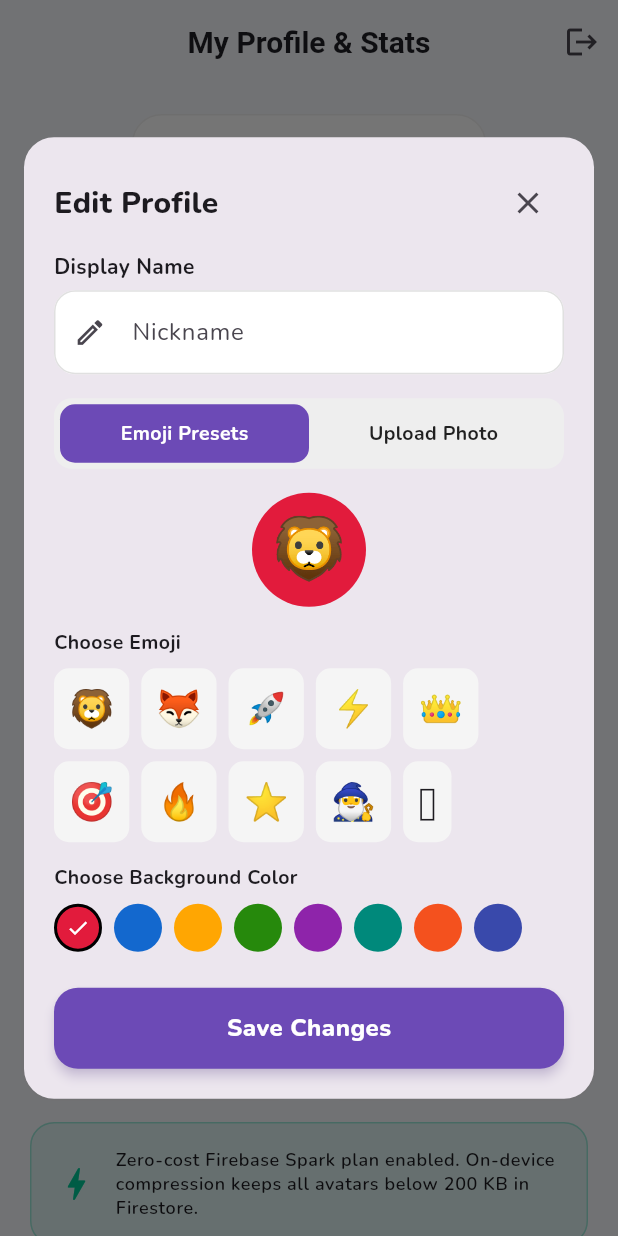
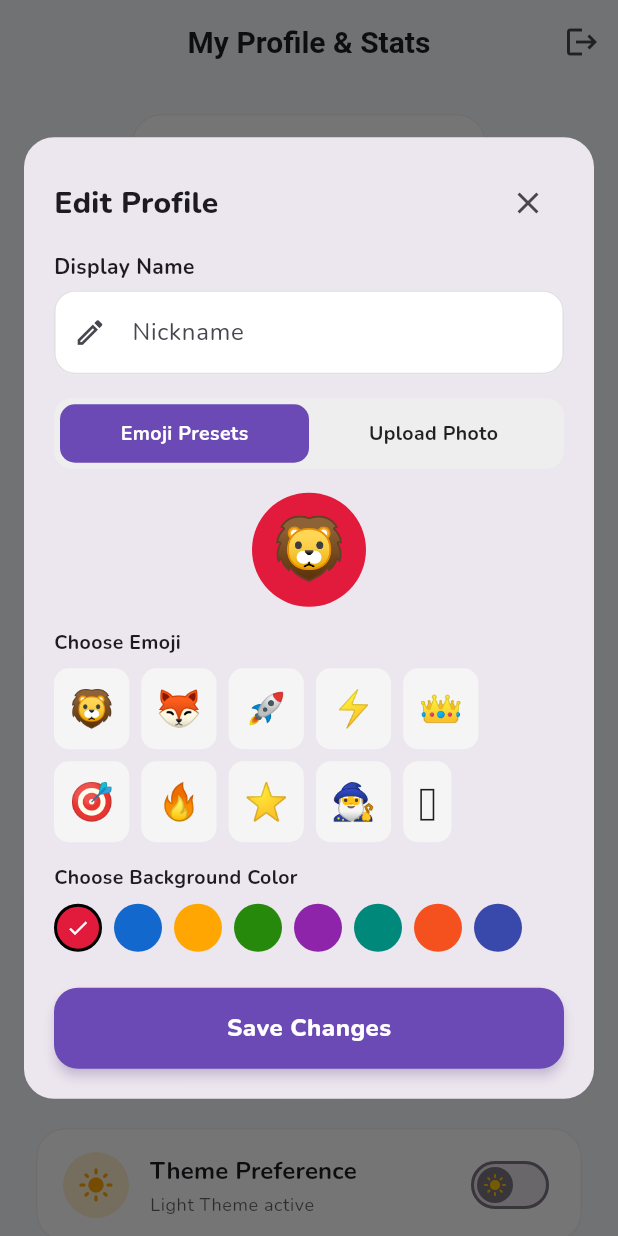
Before and after one commit to exocross-tech/EC-QUIZ, a Flutter app: the ProfileScreen screen opened by its route, after a tap on "Edit Persona / Photo", on a phone screen of 412 x 824 dp. Run offline on Flutter 3.47's test engine with Material 3 defaults, Android fonts, the phone set to English and light mode, and no system bars; our stand-ins replace cloud_firestore, firebase_auth, firebase_core, flutter_riverpod, go_router, google_fonts and 3 more; accounts and stored records are empty.

Commit message:
feat: eliminate duplicate navbars, add profile theme toggle, and default to light mode

```diff
--- /dev/null
+++ b/lib/core/theme/theme_controller.dart
@@ -0,0 +1,49 @@
+import 'package:flutter/material.dart';
+import 'package:flutter_riverpod/flutter_riverpod.dart';
+import 'package:shared_preferences/shared_preferences.dart';
+
+const String _kThemePreferenceKey = 'user_theme_mode';
+
+class ThemeController extends Notifier<ThemeMode> {
+  @override
+  ThemeMode build() {
+    // Default to Light mode on all devices
+    _loadPersistedTheme();
+    return ThemeMode.light;
+  }
+
+  Future<void> _loadPersistedTheme() async {
+    try {
+      final prefs = await SharedPreferences.getInstance();
+      final savedMode = prefs.getString(_kThemePreferenceKey);
+      if (savedMode == 'dark') {
+        state = ThemeMode.dark;
+      } else if (savedMode == 'light') {
+        state = ThemeMode.light;
+      }
+      // If null, state stays ThemeMode.light by default
+    } catch (_) {
+      // In tests or if storage is unavailable, default remains ThemeMode.light
+    }
+  }
+
+  Future<void> setThemeMode(ThemeMode mode) async {
+    if (state == mode) return;
+    state = mode;
+    try {
+      final prefs = await SharedPreferences.getInstance();
+      await prefs.setString(
+        _kThemePreferenceKey,
+        mode == ThemeMode.dark ? 'dark' : 'light',
+      );
+    } catch (_) {}
+  }
+
+  Future<void> toggleTheme() async {
+    final nextMode = state == ThemeMode.dark ? ThemeMode.light : ThemeMode.dark;
+    await setThemeMode(nextMode);
+  }
+}
+
+final themeModeControllerProvider =
+    NotifierProvider<ThemeController, ThemeMode>(ThemeController.new);
--- a/lib/features/contest/presentation/host_lobby_screen.dart
+++ b/lib/features/contest/presentation/host_lobby_screen.dart
@@ -25,6 +25,12 @@ class HostLobbyScreen extends ConsumerWidget {
     final contestAsync = ref.watch(contestStreamProvider(contestId));
     final participantsAsync = ref.watch(participantsStreamProvider(contestId));
     final hostController = ref.read(hostContestControllerProvider.notifier);
+
+    // If game has started, return HostGameScreen directly (single navbar, no nested Scaffold)
+    final contest = contestAsync.asData?.value;
+    if (contest != null && contest.status == ContestStatus.inProgress) {
+      return HostGameScreen(contestId: contestId);
+    }
 
     return Scaffold(
       appBar: AppBar(
--- a/lib/features/contest/presentation/player_game_screen.dart
+++ b/lib/features/contest/presentation/player_game_screen.dart
@@ -92,6 +92,7 @@ class _PlayerGameScreenState extends ConsumerState<PlayerGameScreen> {
 
     return Scaffold(
       appBar: AppBar(
+        automaticallyImplyLeading: false,
         title: Text(
           contestAsync.asData?.value?.quizTitle ?? 'Live Contest',
           style: const TextStyle(fontWeight: FontWeight.bold, fontSize: 18),
--- a/lib/features/contest/presentation/player_lobby_screen.dart
+++ b/lib/features/contest/presentation/player_lobby_screen.dart
@@ -32,6 +32,12 @@ class _PlayerLobbyScreenState extends ConsumerState<PlayerLobbyScreen> {
     final profile = ref.watch(currentUserProfileProvider).asData?.value;
     final contestAsync = ref.watch(contestStreamProvider(widget.contestId));
     final participantsAsync = ref.watch(participantsStreamProvider(widget.contestId));
+
+    // If game has started, return PlayerGameScreen directly (single navbar, no nested Scaffold)
+    final contest = contestAsync.asData?.value;
+    if (contest != null && (contest.status == ContestStatus.inProgress || contest.stage == ContestStage.podium)) {
+      return PlayerGameScreen(contestId: widget.contestId);
+    }
 
     return Scaffold(
       appBar: AppBar(
--- a/lib/features/profile/presentation/profile_screen.dart
+++ b/lib/features/profile/presentation/profile_screen.dart
@@ -4,6 +4,7 @@ import '../../../core/constants/app_colors.dart';
 import '../../../core/widgets/avatar_display.dart';
 import '../../../core/widgets/custom_button.dart';
 import '../../auth/presentation/auth_controller.dart';
+import '../../../core/theme/theme_controller.dart';
 import 'edit_profile_dialog.dart';
 
 class ProfileScreen extends ConsumerWidget {
@@ -37,6 +38,8 @@ class ProfileScreen extends ConsumerWidget {
   Widget build(BuildContext context, WidgetRef ref) {
     final profileAsync = ref.watch(currentUserProfileProvider);
     final theme = Theme.of(context);
+    final currentThemeMode = ref.watch(themeModeControllerProvider);
+    final isDarkMode = currentThemeMode == ThemeMode.dark;
 
     return Scaffold(
       appBar: AppBar(
@@ -185,28 +188,70 @@ class ProfileScreen extends ConsumerWidget {
                 ),
                 const SizedBox(height: 24),
 
-                // Cloud Storage & Spark Plan Note
-                Container(
-                  padding: const EdgeInsets.all(16),
-                  decoration: BoxDecoration(
-                    color: AppColors.accent.withValues(alpha: 0.1),
-                    borderRadius: BorderRadius.circular(16),
-                    border: Border.all(color: AppColors.accent.withValues(alpha: 0.3)),
+                // Theme Preference Card
+                Card(
+                  elevation: 0,
+                  color: theme.colorScheme.surface,
+                  shape: RoundedRectangleBorder(
+                    borderRadius: BorderRadius.circular(20),
+                    side: BorderSide(color: Colors.grey.withValues(alpha: 0.15)),
                   ),
-                  child: Row(
-                    children: [
-                      const Icon(Icons.bolt, color: AppColors.accent, size: 28),
-                      const SizedBox(width: 12),
-                      Expanded(
-                        child: Text(
-                          'Zero-cost Firebase Spark plan enabled. On-device compression keeps all avatars below 200 KB in Firestore.',
-                          style: theme.textTheme.bodySmall?.copyWith(
-                            color: theme.textTheme.bodyMedium?.color,
-                            fontWeight: FontWeight.w600,
+                  child: Padding(
+                    padding: const EdgeInsets.symmetric(horizontal: 18, vertical: 14),
+                    child: Row(
+                      children: [
+                        Container(
+                          padding: const EdgeInsets.all(10),
+                          decoration: BoxDecoration(
+                            color: isDarkMode
+                                ? AppColors.primary.withValues(alpha: 0.2)
+                                : AppColors.gameYellow.withValues(alpha: 0.2),
+                            shape: BoxShape.circle,
+                          ),
+                          child: Icon(
+                            isDarkMode ? Icons.dark_mode : Icons.light_mode,
+                            color: isDarkMode ? AppColors.primaryContainer : AppColors.gameYellow,
+                            size: 24,
                           ),
                         ),
-                      ),
-                    ],
+                        const SizedBox(width: 14),
+                        Expanded(
+                          child: Column(
+                            crossAxisAlignment: CrossAxisAlignment.start,
+                            children: [
+                              Text(
+                                'Theme Preference',
+                                style: theme.textTheme.titleMedium?.copyWith(
+                                  fontWeight: FontWeight.bold,
+                                ),
+                              ),
+                              const SizedBox(height: 2),
+                              Text(
+                                isDarkMode ? 'Dark Theme active' : 'Light Theme active',
+                                style: theme.textTheme.bodySmall?.copyWith(
+                                  color: theme.textTheme.bodySmall?.color?.withValues(alpha: 0.7),
+                                ),
+                              ),
+                            ],
+                          ),
+                        ),
+                        Switch(
+                          value: isDarkMode,
+                          activeTrackColor: AppColors.primary,
+                          thumbIcon: WidgetStateProperty.resolveWith<Icon?>((states) {
+                            if (states.contains(WidgetState.selected)) {
+                              return const Icon(Icons.dark_mode, size: 16, color: Colors.white);
+                            }
+                            return const Icon(Icons.light_mode, size: 16, color: Colors.amber);
+                          }),
+                          onChanged: (val) {
+                            ref
+                                .read(themeModeControllerProvider.notifier)
+                                .setThemeMode(val ? ThemeMode.dark : ThemeMode.light);
+                          },
+                        ),
+                      ],
+                    ),
                   ),
                 ),
                 const SizedBox(height: 28),
--- a/pubspec.yaml
+++ b/pubspec.yaml
@@ -45,6 +45,7 @@ dependencies:
   intl: ^0.20.3
   google_fonts: ^8.2.1
   qr_flutter: ^4.1.0
+  shared_preferences: ^2.5.3
 
 dev_dependencies:
   flutter_test:
```
Also changed, not shown: lib/features/contest/presentation/host_game_screen.dart (+17 -0 lines), lib/main.dart (+5 -2 lines), pubspec.lock, 1 other file.
